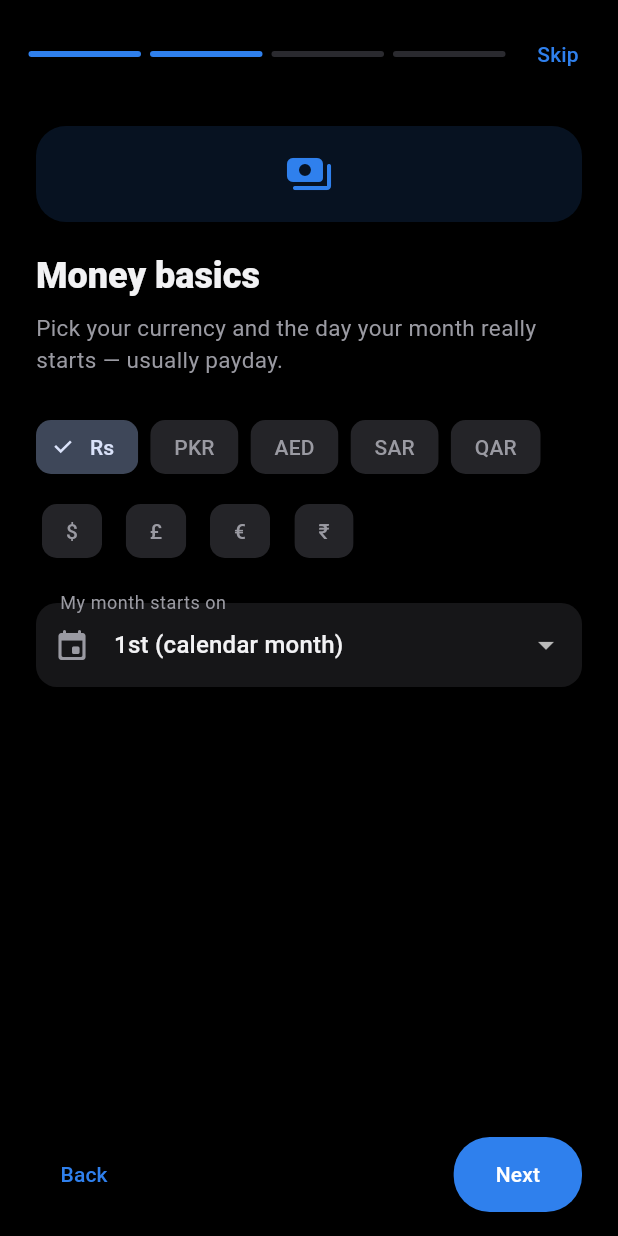
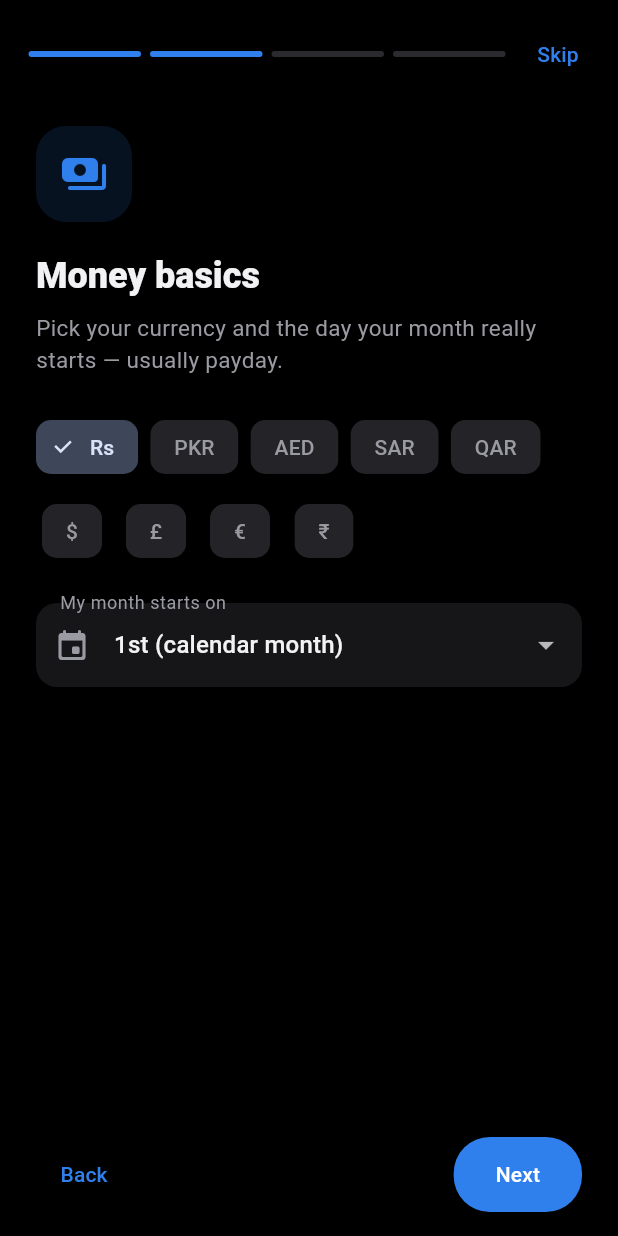
Before and after one commit to aamirzia-code/bills-o9-time, a Flutter app: the screen it shows after launch, swiped to page 2, on a phone screen of 412 x 824 dp. Run offline on Flutter 3.47's test engine with Material 3 defaults, Android fonts, the phone set to English and light mode, and no system bars; our stand-ins replace file_picker, fl_chart, flutter_local_notifications, image_picker, pdf, share_plus and 4 more; missing offline and left inert: cryptography, dart:js_interop; accounts and stored records are empty.

Commit message:
Polish: short Home tool labels, quick add focus and repeat row, onboarding icon
Co-Authored-By: Claude Opus 5.5 <noreply@anthropic.com>
Claude-Session: https://claude.ai/code/session_017QnFWJdopTy4iiCsQLMVnK

```diff
--- a/lib/features/meters.dart
+++ b/lib/features/meters.dart
@@ -81,7 +81,6 @@ class MetersScreen extends StatelessWidget {
 
   @override
   Widget build(BuildContext context) {
-    final s = context.watch<AppState>();
     final cs = Theme.of(context).colorScheme;
     return Scaffold(
       appBar: AppBar(title: const Text('Meter readings')),
--- a/lib/features/onboarding.dart
+++ b/lib/features/onboarding.dart
@@ -116,7 +116,9 @@ class _OnboardingScreenState extends State<OnboardingScreen> {
         ListView(
           padding: const EdgeInsets.fromLTRB(24, 24, 24, 24),
           children: [
-            Container(
+            Align(
+              alignment: AlignmentDirectional.centerStart,
+              child: Container(
               width: 64,
               height: 64,
               alignment: Alignment.center,
@@ -125,7 +127,7 @@ class _OnboardingScreenState extends State<OnboardingScreen> {
                 borderRadius: BorderRadius.circular(20),
               ),
               child: Icon(icon, color: cs.primary, size: 32),
-            ),
+            )),
             const SizedBox(height: 20),
             Text(title, style: t.headlineSmall?.copyWith(fontWeight: FontWeight.w800)),
             const SizedBox(height: 8),
--- a/lib/screens/home_screen.dart
+++ b/lib/screens/home_screen.dart
@@ -17,7 +17,6 @@ import '../features/quick_add.dart';
 import '../features/tools_hub.dart';
 import '../features/currency.dart';
 import '../i18n.dart';
-import 'bill_form.dart';
 import 'settings_screen.dart';
 import 'transactions_screen.dart';
 
@@ -700,8 +699,8 @@ class _ToolsRow extends StatelessWidget {
     return Row(
       children: [
         for (final t in pinnedTools(s).take(4))
-          tile(t.icon, t.color, tr(t.label), t.page, badge: badgeFor(t.id)),
-        tile(Icons.apps_rounded, cs.primary, tr('All tools'), (_) => const ToolsHub()),
+          tile(t.icon, t.color, tr(t.short), t.page, badge: badgeFor(t.id)),
+        tile(Icons.apps_rounded, cs.primary, tr('More'), (_) => const ToolsHub()),
       ],
     );
   }
```
Also changed, not shown: lib/features/quick_add.dart (+10 -6 lines), lib/features/tools_hub.dart (+12 -0 lines).
